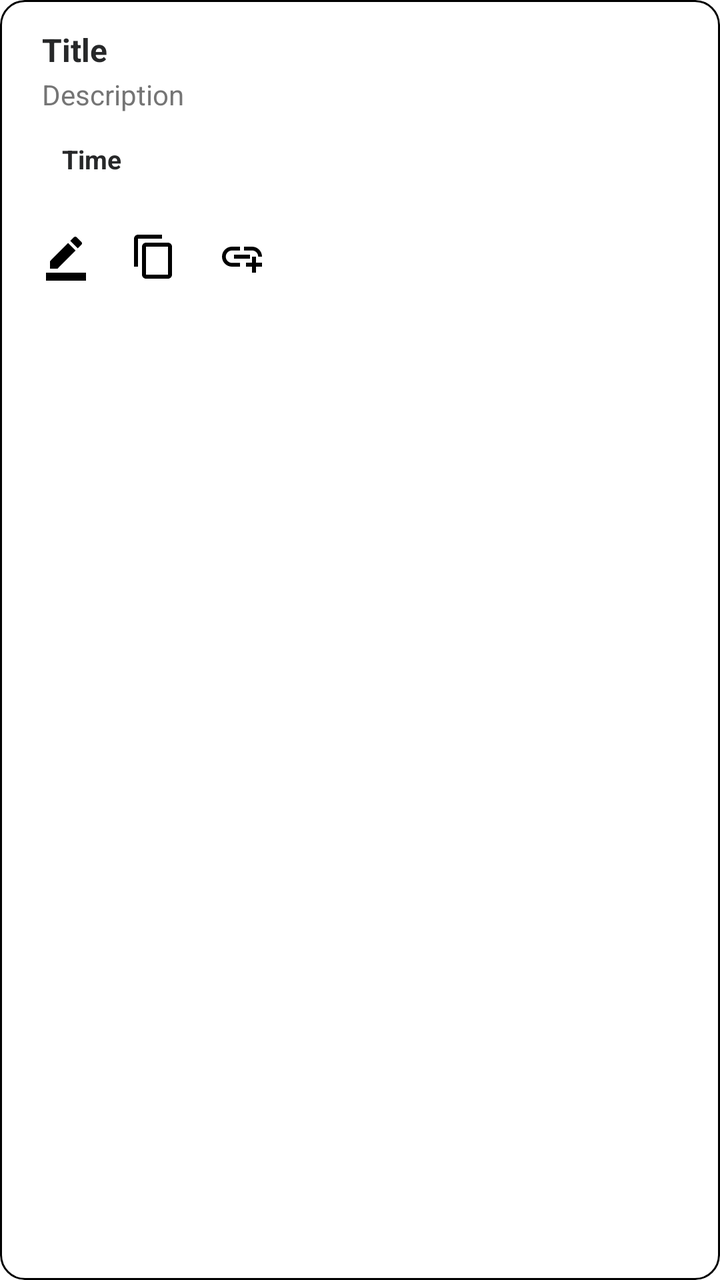
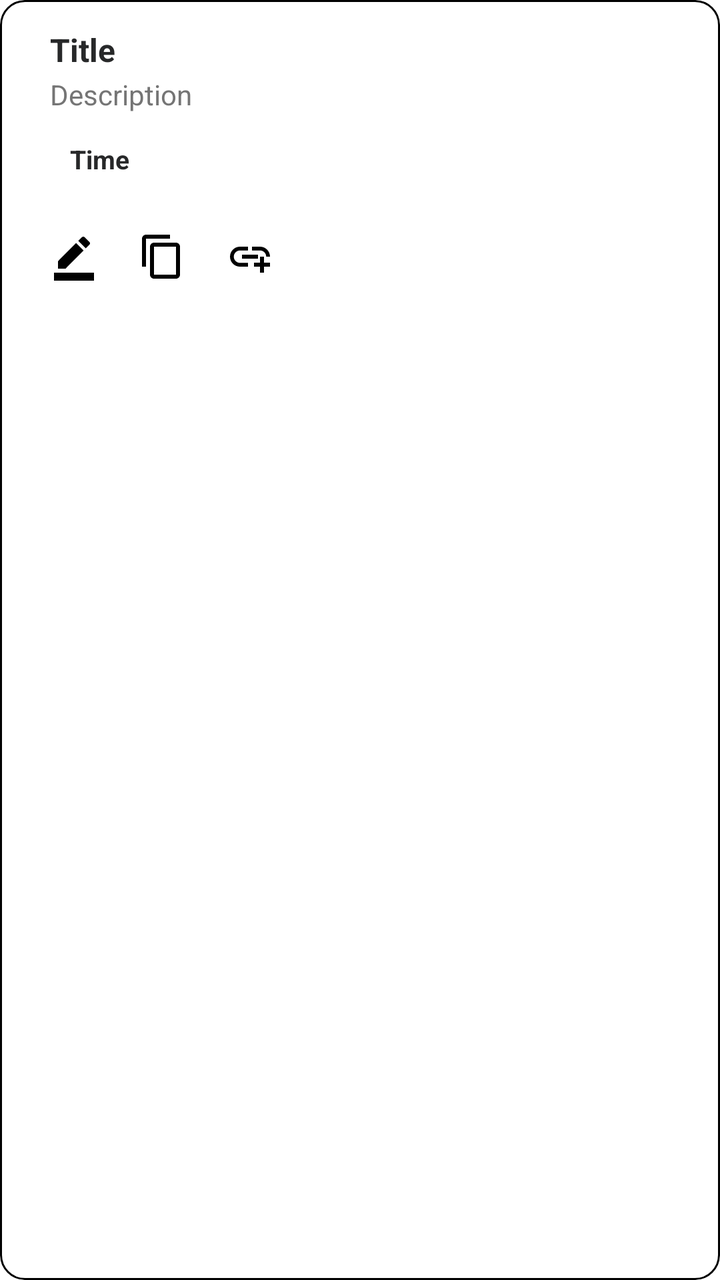

The first picture is an Android layout as it rendered before a commit; the second is the same layout after the commit. The layout source and the unified diff follow.
<!-- AndroidManifest.xml: application theme Theme.Nudge -->
<!-- res/layout/item_reminder.xml -->
<LinearLayout xmlns:android="http://schemas.android.com/apk/res/android"
    xmlns:app="http://schemas.android.com/apk/res-auto"
    android:id="@+id/cardRoot"
    android:layout_width="match_parent"
    android:layout_height="wrap_content"
    android:layout_marginHorizontal="16dp"
    android:layout_marginVertical="8dp"
    android:background="@drawable/bg_reminder_card"
    android:clipToOutline="true"
    android:orientation="horizontal">

    <View
        android:id="@+id/accentBar"
        android:layout_width="5dp"
        android:layout_height="match_parent" />

    <LinearLayout
        android:layout_width="0dp"
        android:layout_height="wrap_content"
        android:layout_weight="1"
        android:orientation="vertical">

        <LinearLayout
            android:layout_width="match_parent"
            android:layout_height="wrap_content"
            android:orientation="vertical"
            android:paddingStart="16dp"
            android:paddingTop="14dp"
            android:paddingEnd="14dp"
            android:paddingBottom="14dp">

            <LinearLayout
                android:layout_width="match_parent"
                android:layout_height="wrap_content"
                android:orientation="horizontal">

                <LinearLayout
                    android:layout_width="0dp"
                    android:layout_height="wrap_content"
                    android:layout_weight="1"
                    android:layout_gravity="center_vertical"
                    android:orientation="vertical">

                    <TextView
                        android:id="@+id/title"
                        android:layout_width="wrap_content"
                        android:layout_height="wrap_content"
                        android:text="Title"
                        android:textStyle="bold"
                        android:textColor="@color/colorTextPrimary"
                        android:textSize="16sp" />

                    <TextView
                        android:id="@+id/pendingBadge"
                        android:layout_width="wrap_content"
                        android:layout_height="wrap_content"
                        android:text="Not Backed Up"
                        android:textColor="#E53935"
                        android:textSize="11sp"
                        android:textStyle="italic"
                        android:visibility="gone" />

                    <TextView
                        android:id="@+id/description"
                        android:layout_width="wrap_content"
                        android:layout_height="wrap_content"
                        android:layout_marginTop="2dp"
                        android:text="Description"
                        android:textColor="@color/colorTextSecondary"
                        android:textSize="14sp" />
                </LinearLayout>

                <ImageView
                    android:id="@+id/contextIcon"
                    android:layout_width="40dp"
                    android:layout_height="40dp"
                    android:layout_marginStart="12dp"
                    android:layout_gravity="top"
                    android:padding="9dp"
                    android:importantForAccessibility="no"
                    android:visibility="gone" />
            </LinearLayout>

            <LinearLayout
                android:layout_width="match_parent"
                android:layout_height="wrap_content"
                android:layout_marginTop="10dp"
                android:gravity="center_vertical"
                android:orientation="horizontal">

                <TextView
                    android:id="@+id/time"
                    android:layout_width="wrap_content"
                    android:layout_height="wrap_content"
                    android:paddingHorizontal="10dp"
                    android:paddingVertical="4dp"
                    android:text="Time"
                    android:textColor="@color/colorTextPrimary"
                    android:textSize="13sp"
                    android:textStyle="bold" />
            </LinearLayout>

            <TextView
                android:id="@+id/read"
                android:layout_width="wrap_content"
                android:layout_height="wrap_content"
                android:text="Read Time"
                android:visibility="gone"
                android:textColor="@color/colorTextSecondary"
                android:textSize="12sp" />

            <TextView
                android:id="@+id/id"
                android:layout_width="wrap_content"
                android:layout_height="wrap_content"
                android:text="Id"
                android:visibility="gone"
                android:textSize="12sp" />
        </LinearLayout>

        <LinearLayout
            android:id="@+id/actionRow"
            android:layout_width="match_parent"
            android:layout_height="wrap_content"
            android:orientation="horizontal"
            android:gravity="center_vertical"
            android:paddingHorizontal="8dp"
            android:paddingVertical="2dp">

            <ImageButton
                android:id="@+id/editButton"
                android:layout_width="40dp"
                android:layout_height="40dp"
                android:contentDescription="Edit"
                android:src="@drawable/ic_edit"
                app:tint="?attr/colorOnSurface"
                android:background="?attr/selectableItemBackgroundBorderless"
                android:padding="10dp" />

            <ImageButton
                android:id="@+id/copyButton"
                android:layout_width="40dp"
                android:layout_height="40dp"
                android:layout_marginStart="4dp"
                android:contentDescription="Copy"
                android:src="@drawable/ic_copy"
                app:tint="?attr/colorOnSurface"
                android:background="?attr/selectableItemBackgroundBorderless"
                android:padding="10dp" />

            <ImageButton
                android:id="@+id/linkButton"
                android:layout_width="40dp"
                android:layout_height="40dp"
                android:layout_marginStart="4dp"
                android:contentDescription="Link"
                android:src="@drawable/ic_link"
                app:tint="?attr/colorOnSurface"
                android:background="?attr/selectableItemBackgroundBorderless"
                android:padding="10dp" />

            <View
                android:layout_width="0dp"
                android:layout_height="1dp"
                android:layout_weight="1" />

            <TextView
                android:id="@+id/countdown"
                android:layout_width="wrap_content"
                android:layout_height="wrap_content"
                android:layout_marginStart="8dp"
                android:layout_marginEnd="8dp"
                android:singleLine="true"
                android:textColor="@color/colorTextSecondary"
                android:textSize="12sp"
                android:textStyle="bold"
                android:visibility="gone" />
        </LinearLayout>
    </LinearLayout>
</LinearLayout>
<!-- resources referenced by this layout -->
<resources>
  <color name="colorTextPrimary">#272829</color>
  <color name="colorTextSecondary">#757575</color>
  <!-- drawable bg_reminder_card (drawable) -->
  <shape xmlns:android="http://schemas.android.com/apk/res/android"
      android:shape="rectangle">
  
      
      <corners android:radius="12dp" />
  
      
      <solid android:color="?attr/colorSurface" />
  
      
      <stroke
          android:width="1dp"
          android:color="?attr/colorOutline" />
  
  </shape>
  <!-- drawable ic_copy (drawable) -->
  <vector xmlns:android="http://schemas.android.com/apk/res/android" android:height="24dp" android:tint="#FFFFFF" android:viewportHeight="24" android:viewportWidth="24" android:width="24dp">
        
      <path android:fillColor="@android:color/white" android:pathData="M16,1L4,1c-1.1,0 -2,0.9 -2,2v14h2L4,3h12L16,1zM19,5L8,5c-1.1,0 -2,0.9 -2,2v14c0,1.1 0.9,2 2,2h11c1.1,0 2,-0.9 2,-2L21,7c0,-1.1 -0.9,-2 -2,-2zM19,21L8,21L8,7h11v14z"/>
      
  </vector>
  <!-- drawable ic_edit (drawable) -->
  <vector xmlns:android="http://schemas.android.com/apk/res/android" android:height="24dp" android:tint="#FFFFFF" android:viewportHeight="24" android:viewportWidth="24" android:width="24dp">
        
      <path android:fillColor="@android:color/white" android:pathData="M22,24H2v-4h20V24zM13.06,5.19l3.75,3.75L7.75,18H4v-3.75L13.06,5.19zM17.88,7.87l-3.75,-3.75l1.83,-1.83c0.39,-0.39 1.02,-0.39 1.41,0l2.34,2.34c0.39,0.39 0.39,1.02 0,1.41L17.88,7.87z"/>
      
  </vector>
  <!-- drawable ic_link (drawable) -->
  <vector xmlns:android="http://schemas.android.com/apk/res/android" android:height="24dp" android:tint="#FFFFFF" android:viewportHeight="24" android:viewportWidth="24" android:width="24dp">
        
      <path android:fillColor="@android:color/white" android:pathData="M8,11h8v2L8,13zM20.1,12L22,12c0,-2.76 -2.24,-5 -5,-5h-4v1.9h4c1.71,0 3.1,1.39 3.1,3.1zM3.9,12c0,-1.71 1.39,-3.1 3.1,-3.1h4L11,7L7,7c-2.76,0 -5,2.24 -5,5s2.24,5 5,5h4v-1.9L7,15.1c-1.71,0 -3.1,-1.39 -3.1,-3.1zM19,12h-2v3h-3v2h3v3h2v-3h3v-2h-3z"/>
      
  </vector>
  <style name="Theme.Nudge" parent="Theme.MaterialComponents.DayNight.NoActionBar">
          
          <item name="colorPrimary">@color/colorPrimary</item>
          <item name="colorPrimaryVariant">@color/colorPrimaryDark</item>
          <item name="colorOnPrimary">@color/white</item>
          
          <item name="colorSecondary">@color/colorAccent</item>
          <item name="colorSecondaryVariant">@color/colorAccent</item>
          <item name="colorOnSecondary">@color/black</item>
          
          <item name="android:colorBackground">@color/colorBackground</item>
          
          <item name="android:textColorPrimary">@color/colorTextPrimary</item>
          <item name="android:textColorSecondary">@color/colorTextSecondary</item>
          
          <item name="android:windowBackground">@color/colorBackground</item>
          <item name="android:statusBarColor">@color/colorTheme</item>
      </style>
  <color name="colorPrimary">#1E88E5</color>
  <color name="colorPrimaryDark">#1565C0</color>
  <color name="white">#FFFFFFFF</color>
  <color name="colorAccent">#B0B0B0</color>
  <color name="black">#FF000000</color>
  <color name="colorBackground">#FFFFFF</color>
  <color name="colorTheme">#58CBFF</color>
</resources>

<!-- the commit's change to res/layout/item_reminder.xml (unified diff, before → after) -->
@@ -11,10 +11,11 @@
 
     <View
         android:id="@+id/accentBar"
-        android:layout_width="5dp"
+        android:layout_width="9dp"
         android:layout_height="match_parent" />
 
     <LinearLayout
+        android:id="@+id/cardContent"
         android:layout_width="0dp"
         android:layout_height="wrap_content"
         android:layout_weight="1"
